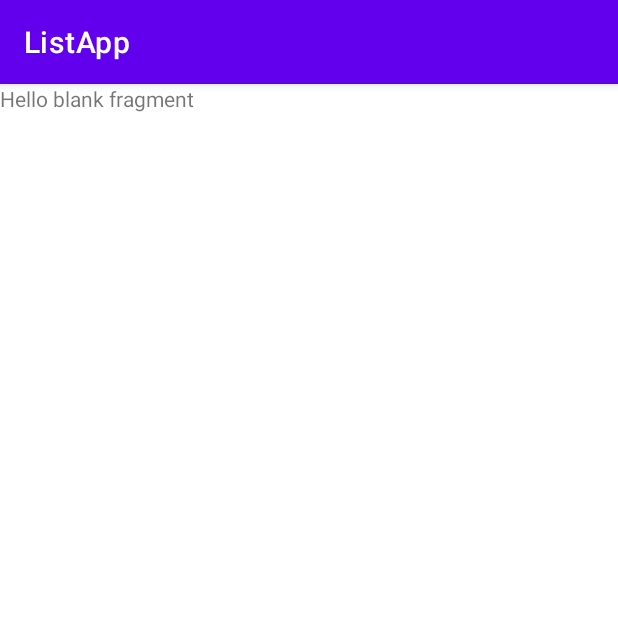
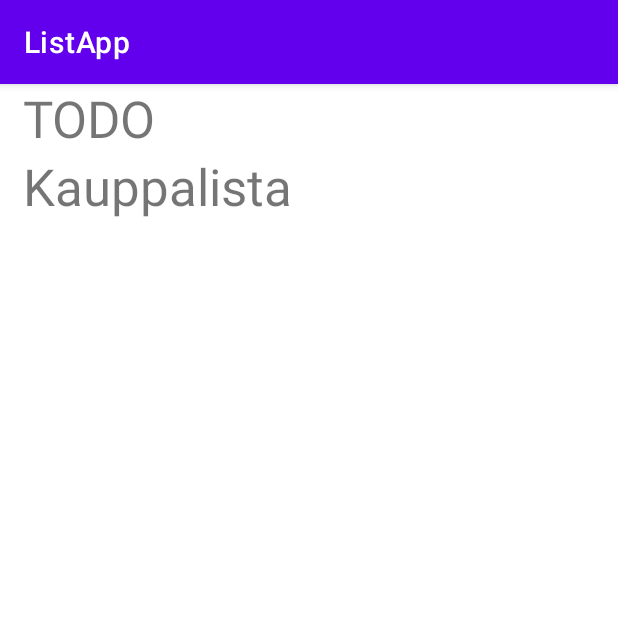
Before and after one commit to heikamal/ListApp, an Android app: the screen it shows after launch (MainActivity), on a phone screen of 412 x 824 dp, the top half of it. Run offline under Robolectric (Android 15) with nearby library versions, the phone set to English and light mode, and no system bars.

Commit message:
Listojen näyttäminen ja navigointi valmis

```diff
--- a/app/src/main/java/com/example/listapp/ItemListFragment.java
+++ /dev/null
@@ -1,25 +0,0 @@
-package com.example.listapp;
-
-
-import android.os.Bundle;
-
-import androidx.annotation.NonNull;
-import androidx.annotation.Nullable;
-import androidx.fragment.app.Fragment;
-
-import android.view.View;
-
-
-/**
- * Luokka "päävalikon" listafragmentille. Fragmentin tarkoitus on sisällyttää ja esittää lista
- * kaikista luoduista listoista.
- */
-public class ItemListFragment extends Fragment {
-
-    public ItemListFragment() {super(R.layout.fragment_item_list);}
-
-    @Override
-    public void onViewCreated(@NonNull View view, @Nullable Bundle savedInstanceState) {
-        super.onViewCreated(view, savedInstanceState);
-    }
-}
--- /dev/null
+++ b/app/src/main/java/com/example/listapp/MainListAdapter.java
@@ -0,0 +1,64 @@
+package com.example.listapp;
+
+import android.os.Bundle;
+import android.view.LayoutInflater;
+import android.view.View;
+import android.view.ViewGroup;
+import android.widget.CheckBox;
+import android.widget.TextView;
+
+import androidx.annotation.NonNull;
+import androidx.navigation.NavController;
+import androidx.navigation.Navigation;
+import androidx.recyclerview.widget.RecyclerView;
+
+
+public class MainListAdapter extends
+        RecyclerView.Adapter<MainListAdapter.ViewHolder>{
+
+    UserList[] lists;
+
+    public MainListAdapter(UserList[] data){lists = data;}
+
+    @NonNull
+    @Override
+    public MainListAdapter.ViewHolder onCreateViewHolder(@NonNull ViewGroup parent, int viewType) {
+        View view = LayoutInflater.from(parent.getContext())
+                .inflate(R.layout.main_list_entry, parent, false);
+        return new MainListAdapter.ViewHolder(view);
+    }
+
+    @Override
+    public void onBindViewHolder(@NonNull MainListAdapter.ViewHolder holder, int position) {
+        holder.itemView.setTag(position);
+        holder.itemView.setOnClickListener(MainListClickListener);
+
+        holder.textView.setText(lists[position].getName());
+    }
+
+    @Override
+    public int getItemCount() {
+        return lists.length;
+    }
+
+    View.OnClickListener MainListClickListener = new View.OnClickListener() {
+        @Override
+        public void onClick(View v) {
+            int position = (int) v.getTag();
+            Bundle bundle = new Bundle();
+            bundle.putStringArrayList("userList", lists[position].getList());
+            NavController navController = Navigation.findNavController(v);
+            navController.navigate(R.id.userListFragment, bundle);
+        }
+    };
+
+    public static class ViewHolder extends RecyclerView.ViewHolder{
+        public final TextView textView;
+
+        public ViewHolder(View itemView) {
+            super(itemView);
+
+            textView = (TextView) itemView.findViewById(R.id.tvListName);
+        }
+    }
+}
--- /dev/null
+++ b/app/src/main/java/com/example/listapp/MainListFragment.java
@@ -0,0 +1,53 @@
+package com.example.listapp;
+
+
+import android.os.Bundle;
+
+import androidx.annotation.NonNull;
+import androidx.annotation.Nullable;
+import androidx.fragment.app.Fragment;
+import androidx.recyclerview.widget.LinearLayoutManager;
+import androidx.recyclerview.widget.RecyclerView;
+
+import android.view.View;
+
+import java.util.ArrayList;
+
+
+/**
+ * Luokka "päävalikon" listafragmentille. Fragmentin tarkoitus on sisällyttää ja esittää lista
+ * kaikista luoduista listoista.
+ */
+public class MainListFragment extends Fragment {
+
+    public MainListFragment() {super(R.layout.fragment_list_main);}
+
+    @Override
+    public void onViewCreated(@NonNull View view, @Nullable Bundle savedInstanceState) {
+        RecyclerView rvMainList = view.findViewById(R.id.rvMainList);
+
+        UserList[] lists = getLists();
+        rvMainList.setAdapter(new MainListAdapter(lists));
+        rvMainList.setLayoutManager(new LinearLayoutManager(getContext()));
+
+        super.onViewCreated(view, savedInstanceState);
+    }
+
+    public UserList[] getLists(){
+        UserList test1 = new UserList(new ArrayList<>());
+        test1.setName("TODO");
+        test1.addToList("pyykkää");
+        test1.addToList("tiskaa");
+        test1.addToList("soita äidille");
+
+        UserList test2 = new UserList(new ArrayList<>());
+        test2.setName("Kauppalista");
+        test2.addToList("maitoa");
+        test2.addToList("munia");
+        test2.addToList("leipää");
+
+        UserList[] list = new UserList[]{test1, test2};
+
+        return list;
+    }
+}
--- /dev/null
+++ b/app/src/main/java/com/example/listapp/UserList.java
@@ -0,0 +1,63 @@
+package com.example.listapp;
+
+import java.util.ArrayList;
+
+/**
+ * Luokka, jonka oliot pitävät sisällään jokainen yhden käyttäjän luoman listan.
+ */
+public class UserList {
+
+    private String name;
+
+    /**
+     * Olion säilömä lista merkkijonoja.
+     */
+    private ArrayList<String> list;
+
+    public int length;
+
+    public String getName() {
+        return name;
+    }
+
+    public void setName(String name) {
+        this.name = name;
+    }
+
+    /**
+     * Get-metodi olion tallentamalle listalle.
+     * @return list
+     */
+    public ArrayList<String> getList() {
+        return list;
+    }
+
+    /**
+     * Set-metodi olion tallentamalle listalle.
+     * @param list
+     */
+    public void setList(ArrayList<String> list) {
+        this.list = list;
+    }
+
+    /**
+     * Parametrillinen alustaja.
+     * @param list
+     */
+    public UserList(ArrayList<String> list){
+        this.list = list;
+        this.length = list.size();
+    }
+
+    /**
+     * Metodi olion listaan lisäämiselle.
+     * @param addition
+     */
+    public void addToList(String addition){
+        list.add(addition);
+    }
+
+    public void getItem(int position){
+        list.get(position);
+    }
+}
--- a/app/src/main/res/layout/fragment_item_list.xml
+++ /dev/null
@@ -1,14 +0,0 @@
-<?xml version="1.0" encoding="utf-8"?>
-<FrameLayout xmlns:android="http://schemas.android.com/apk/res/android"
-    xmlns:tools="http://schemas.android.com/tools"
-    android:layout_width="match_parent"
-    android:layout_height="match_parent"
-    tools:context=".ItemListFragment">
-
-    <!-- TODO: Update blank fragment layout -->
-    <TextView
-        android:layout_width="match_parent"
-        android:layout_height="match_parent"
-        android:text="@string/hello_blank_fragment" />
-
-</FrameLayout>
--- /dev/null
+++ b/app/src/main/res/layout/fragment_list_main.xml
@@ -0,0 +1,12 @@
+<?xml version="1.0" encoding="utf-8"?>
+<androidx.constraintlayout.widget.ConstraintLayout xmlns:android="http://schemas.android.com/apk/res/android"
+    xmlns:tools="http://schemas.android.com/tools"
+    android:layout_width="match_parent"
+    android:layout_height="match_parent"
+    tools:context=".MainListFragment">
+
+    <androidx.recyclerview.widget.RecyclerView
+        android:id="@+id/rvMainList"
+        android:layout_width="match_parent"
+        android:layout_height="match_parent" />
+</androidx.constraintlayout.widget.ConstraintLayout>
--- a/app/src/main/res/layout/fragment_list_entry.xml
+++ b/app/src/main/res/layout/main_list_entry.xml
@@ -5,22 +5,15 @@
     android:layout_width="wrap_content"
     android:layout_height="wrap_content">
 
-    <CheckBox
-        android:id="@+id/cbTikki"
-        android:layout_width="48dp"
-        android:layout_height="48dp"
-        app:layout_constraintBottom_toBottomOf="parent"
-        app:layout_constraintStart_toStartOf="parent"
-        app:layout_constraintTop_toTopOf="parent" />
-
     <TextView
-        android:id="@+id/tvRecipeName"
+        android:id="@+id/tvListName"
         android:layout_width="wrap_content"
         android:layout_height="wrap_content"
         android:layout_marginLeft="15dp"
         android:text="TextView"
+        android:textSize="34sp"
         app:layout_constraintBottom_toBottomOf="parent"
         app:layout_constraintEnd_toEndOf="parent"
-        app:layout_constraintStart_toEndOf="@+id/cbTikki"
+        app:layout_constraintStart_toStartOf="parent"
         app:layout_constraintTop_toTopOf="parent" />
 </androidx.constraintlayout.widget.ConstraintLayout>
--- a/app/src/main/res/navigation/listappnav.xml
+++ b/app/src/main/res/navigation/listappnav.xml
@@ -3,16 +3,16 @@
     xmlns:app="http://schemas.android.com/apk/res-auto"
     xmlns:tools="http://schemas.android.com/tools"
     android:id="@+id/listappnav"
-    app:startDestination="@id/itemListFragment">
+    app:startDestination="@id/mainListFragment">
 
     <fragment
-        android:id="@+id/itemListFragment"
-        android:name="com.example.listapp.ItemListFragment"
+        android:id="@+id/mainListFragment"
+        android:name="com.example.listapp.MainListFragment"
         android:label="fragment_item_list"
-        tools:layout="@layout/fragment_item_list" />
+        tools:layout="@layout/fragment_list_main" />
     <fragment
-        android:id="@+id/itemDetailFragment"
-        android:name="com.example.listapp.ItemDetailFragment"
+        android:id="@+id/userListFragment"
+        android:name="com.example.listapp.UserListFragment"
         android:label="fragment_item_detail"
-        tools:layout="@layout/fragment_item_detail" />
+        tools:layout="@layout/fragment_list_user" />
 </navigation>
```
Also changed, not shown: app/src/main/java/com/example/listapp/ListEntryFragment.java (deleted, +0 -24 lines), app/src/main/java/com/example/listapp/MainListEntryFragment.java (added, +64 -0 lines), app/src/main/java/com/example/listapp/UserListAdapter.java (added, +52 -0 lines), app/src/main/java/com/example/listapp/UserListEntryFragment.java (renamed from app/src/main/java/com/example/listapp/ItemDetailFragment.java, +5 -6 lines), app/src/main/java/com/example/listapp/UserListFragment.java (added, +34 -0 lines), app/src/main/res/layout/fragment_item_detail.xml (deleted, +0 -14 lines), app/src/main/res/layout/fragment_list_user.xml (added, +12 -0 lines), app/src/main/res/layout/user_list_entry.xml (added, +26 -0 lines).
